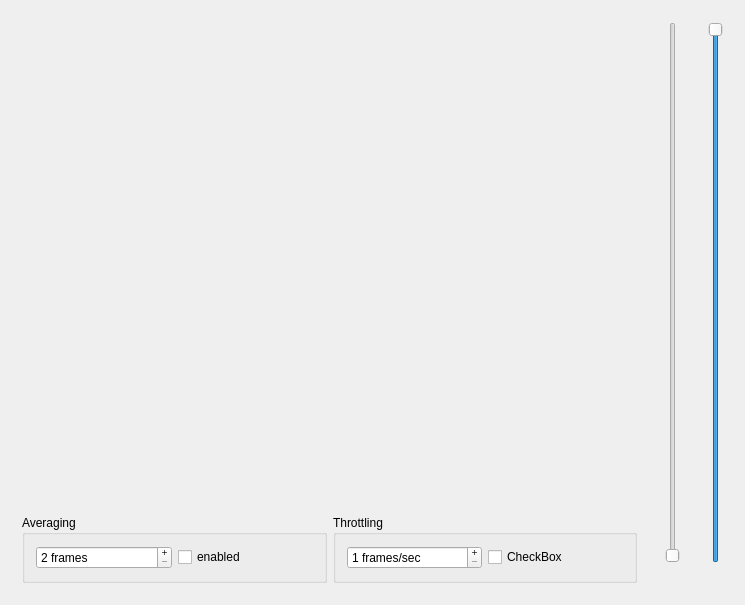
Qt form widget.ui (DerOrfa/tof_view) before a commit.
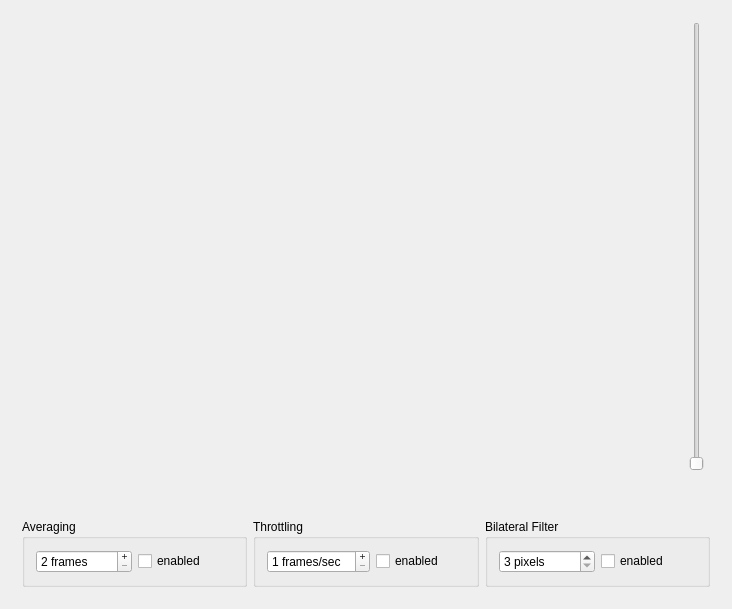
The same form after that commit.

Commit message: add switch for bilateral filter

```diff
--- a/widget.ui
+++ b/widget.ui
@@ -6,8 +6,8 @@
    <rect>
     <x>0</x>
     <y>0</y>
-    <width>745</width>
-    <height>605</height>
+    <width>732</width>
+    <height>609</height>
    </rect>
   </property>
   <property name="windowTitle">
@@ -27,7 +27,45 @@
      </property>
     </widget>
    </item>
-   <item row="1" column="0">
+   <item row="0" column="1">
+    <widget class="QFrame" name="frame">
+     <property name="sizePolicy">
+      <sizepolicy hsizetype="Minimum" vsizetype="Minimum">
+       <horstretch>0</horstretch>
+       <verstretch>0</verstretch>
+      </sizepolicy>
+     </property>
+     <property name="frameShadow">
+      <enum>QFrame::Sunken</enum>
+     </property>
+     <layout class="QVBoxLayout" name="verticalLayout">
+      <item>
+       <widget class="QSlider" name="integ_time">
+        <property name="minimum">
+         <number>12</number>
+        </property>
+        <property name="maximum">
+         <number>2000</number>
+        </property>
+        <property name="orientation">
+         <enum>Qt::Vertical</enum>
+        </property>
+       </widget>
+      </item>
+      <item>
+       <widget class="QLabel" name="label">
+        <property name="sizePolicy">
+         <sizepolicy hsizetype="Minimum" vsizetype="Minimum">
+          <horstretch>0</horstretch>
+          <verstretch>0</verstretch>
+         </sizepolicy>
+        </property>
+       </widget>
+      </item>
+     </layout>
+    </widget>
+   </item>
+   <item row="1" column="0" colspan="3">
     <widget class="QFrame" name="frame_3">
      <layout class="QHBoxLayout" name="horizontalLayout_2">
       <item>
@@ -84,75 +122,37 @@
          <item>
           <widget class="QCheckBox" name="isThrottling">
            <property name="text">
-            <string>CheckBox</string>
+            <string>enabled</string>
            </property>
           </widget>
          </item>
         </layout>
        </widget>
       </item>
-     </layout>
-    </widget>
-   </item>
-   <item row="0" column="1" rowspan="2">
-    <widget class="QFrame" name="frame">
-     <property name="frameShadow">
-      <enum>QFrame::Sunken</enum>
-     </property>
-     <layout class="QVBoxLayout" name="verticalLayout">
       <item>
-       <widget class="QSlider" name="integ_time">
-        <property name="minimum">
-         <number>12</number>
+       <widget class="QGroupBox" name="groupBox_3">
+        <property name="title">
+         <string>Bilateral Filter</string>
         </property>
-        <property name="maximum">
-         <number>2000</number>
-        </property>
-        <property name="orientation">
-         <enum>Qt::Vertical</enum>
-        </property>
-       </widget>
-      </item>
-      <item>
-       <widget class="QLabel" name="label">
-        <property name="sizePolicy">
-         <sizepolicy hsizetype="Minimum" vsizetype="Minimum">
-          <horstretch>0</horstretch>
-          <verstretch>0</verstretch>
-         </sizepolicy>
-        </property>
-       </widget>
-      </item>
-     </layout>
-    </widget>
-   </item>
-   <item row="0" column="2" rowspan="2">
-    <widget class="QFrame" name="frame_2">
-     <property name="frameShadow">
-      <enum>QFrame::Sunken</enum>
-     </property>
-     <layout class="QVBoxLayout" name="verticalLayout_2">
-      <item>
-       <widget class="QSlider" name="mod_freq">
-        <property name="minimum">
-         <number>10000000</number>
-        </property>
-        <property name="maximum">
-         <number>60000000</number>
-        </property>
-        <property name="orientation">
-         <enum>Qt::Vertical</enum>
-        </property>
-       </widget>
-      </item>
-      <item>
-       <widget class="QLabel" name="label_2">
-        <property name="sizePolicy">
-         <sizepolicy hsizetype="Minimum" vsizetype="Minimum">
-          <horstretch>0</horstretch>
-          <verstretch>0</verstretch>
-         </sizepolicy>
-        </property>
+        <layout class="QHBoxLayout" name="horizontalLayout_4">
+         <item>
+          <widget class="QSpinBox" name="numBilat">
+           <property name="suffix">
+            <string> pixels</string>
+           </property>
+           <property name="minimum">
+            <number>3</number>
+           </property>
+          </widget>
+         </item>
+         <item>
+          <widget class="QCheckBox" name="isBilat">
+           <property name="text">
+            <string>enabled</string>
+           </property>
+          </widget>
+         </item>
+        </layout>
        </widget>
       </item>
      </layout>
```
Left out of the diff: 18 changed lines with no effect on the pictures. The commit also changes 4 other files.
